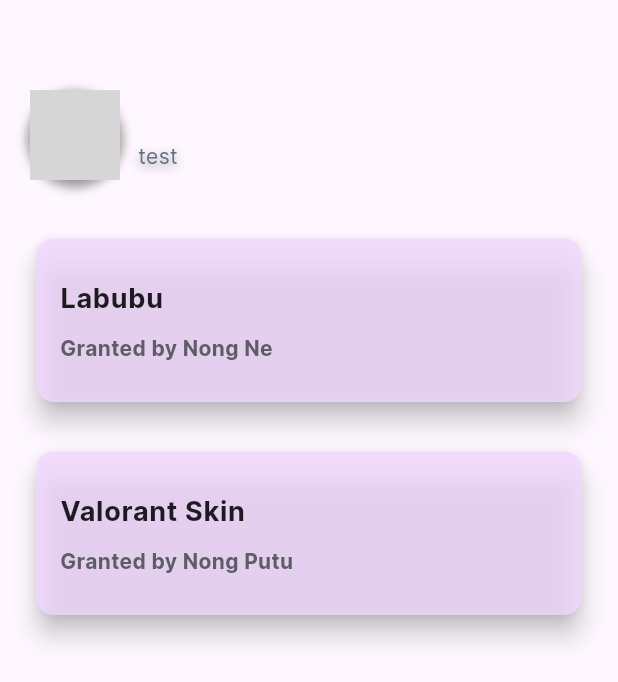
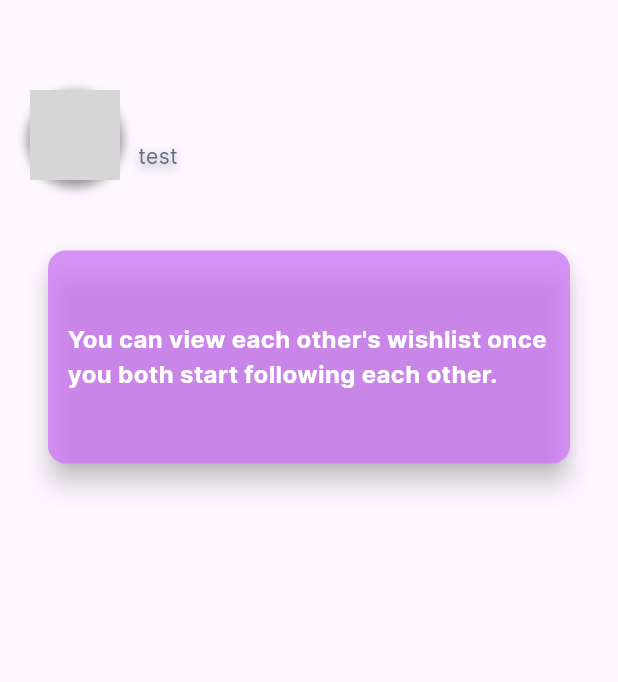
Before and after one commit to SweetFavors/SweetFavors, a Flutter app: the FriendWishlistFollowers screen opened directly with empty values, on a phone screen of 412 x 824 dp. Shown: the top 682 px of the screen. Run offline on Flutter 3.47's test engine with Material 3 defaults, Android fonts, the phone set to English and light mode, and no system bars; our stand-ins replace cached_network_image, dio, flutter_swiper_view; missing offline and left inert: flutter_floating_bottom_bar; network calls fail; grey boxes are pictures that could not be loaded.

Commit message:
added the msg about non-mutual friends

```diff
--- a/sweet_favors/lib/pages/Friends/friend_wishlist_followers.dart
+++ b/sweet_favors/lib/pages/Friends/friend_wishlist_followers.dart
@@ -4,6 +4,7 @@ import 'package:sweet_favors/components/following_model.dart';
 import 'package:sweet_favors/widgets/card_widget.dart';
 import 'package:sweet_favors/widgets/friend_profile_bar.dart';
 import 'package:sweet_favors/widgets/bottomBar.dart';
+import 'package:sweet_favors/widgets/friends_msg_card.dart';
 
 class FriendWishlistFollowers extends StatefulWidget {
   final Follower follower;
@@ -37,18 +38,21 @@ class _FriendWishlistFollowersState extends State<FriendWishlistFollowers> {
             ),
 
             const SizedBox(height: 35.0), // Spacing between profile and card
+            FriendsMsgCard(
+                message:
+                    "You can view each other's wishlist once you both start following each other."),
 
             // Card positioned below profile
-            const CardWidget(
-              wishlistId: 1,
-              product: 'Labubu',
-              grantBy: 'Nong Ne',
-            ),
-            const CardWidget(
-              wishlistId: 2,
-              product: 'Valorant Skin',
-              grantBy: 'Nong Putu',
-            ),
+            // const CardWidget(
+            //   wishlistId: 1,
+            //   product: 'Labubu',
+            //   grantBy: 'Nong Ne',
+            // ),
+            // const CardWidget(
+            //   wishlistId: 2,
+            //   product: 'Valorant Skin',
+            //   grantBy: 'Nong Putu',
+            // ),
           ],
         ),
       ),
--- a/sweet_favors/lib/pages/Friends/friend_wishlist_following.dart
+++ b/sweet_favors/lib/pages/Friends/friend_wishlist_following.dart
@@ -3,6 +3,7 @@ import 'package:sweet_favors/components/following_model.dart';
 import 'package:sweet_favors/widgets/card_widget.dart';
 import 'package:sweet_favors/widgets/friend_profile_bar.dart';
 import 'package:sweet_favors/widgets/bottomBar.dart';
+import 'package:sweet_favors/widgets/friends_msg_card.dart';
 
 class FriendWishlistFollowing extends StatefulWidget {
   final Following following;
@@ -35,20 +36,23 @@ class _FriendWishlistFollowingState extends State<FriendWishlistFollowing> {
               ),
 
               const SizedBox(height: 35.0), // Spacing between profile and card
+              FriendsMsgCard(
+                  message:
+                      "You can view each other's wishlist once you both start following each other."),
 
-              const CardWidget(
-                wishlistId: 1,
-                product: 'Labubu',
-                grantBy: 'Nong Ne',
-              ),
-              const CardWidget(
-                wishlistId: 2,
-                product: 'Valorant Skin',
-                grantBy: 'Nong Putu',
-              ),
+              // const CardWidget(
+              //   wishlistId: 1,
+              //   product: 'Labubu',
+              //   grantBy: 'Nong Ne',
+              // ),
+              // const CardWidget(
+              //   wishlistId: 2,
+              //   product: 'Valorant Skin',
+              //   grantBy: 'Nong Putu',
+              // ),
             ]),
       ),
-      bottomNavigationBar: const bottomBar(),
+      //bottomNavigationBar: const bottomBar(),
     );
   }
 }
--- /dev/null
+++ b/sweet_favors/lib/widgets/friends_msg_card.dart
@@ -0,0 +1,42 @@
+import 'package:flutter/material.dart';
+import 'package:sweet_favors/Utils/text_use.dart';
+import 'package:sweet_favors/Utils/color_use.dart';
+
+class FriendsMsgCard extends StatelessWidget {
+  final String message;
+
+  const FriendsMsgCard({super.key, required this.message});
+
+  @override
+  Widget build(BuildContext context) {
+    return Center(
+      child: Padding(
+        padding: const EdgeInsets.all(8.0),
+        child: SizedBox(
+          height: 150,
+          width: 400,
+          child: Card(
+            color: const Color.fromARGB(197, 206, 120, 246),
+            elevation: 7,
+            child: Column(
+              mainAxisAlignment: MainAxisAlignment.center,
+              children: [
+                Padding(
+                  padding: const EdgeInsets.all(13.0),
+                  child: Text(
+                    message,
+                    style: const TextStyle(
+                      color: Colors.white,
+                      fontSize: 16.0,
+                      fontWeight: FontWeight.bold,
+                    ),
+                  ),
+                )
+              ],
+            ),
+          ),
+        ),
+      ),
+    );
+  }
+}
```
